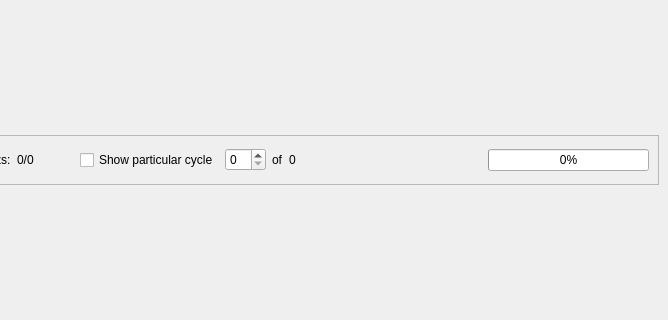
Old version of the form mainwindow.ui in the repository DulovDmitry/CVProc; both pictures show x 698 to 1366 and y 355 to 675 of the 1366 by 768 pixel window.
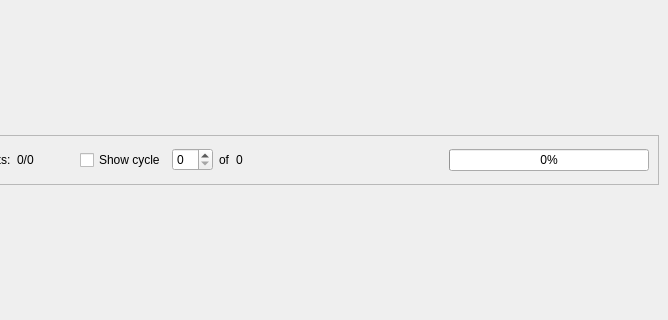
New version of the form.

```diff
--- a/mainwindow.ui
+++ b/mainwindow.ui
@@ -366,7 +366,7 @@
              <item>
               <widget class="QCheckBox" name="checkBox_particularCycle">
                <property name="text">
-                <string>Show particular cycle</string>
+                <string>Show cycle</string>
                </property>
               </widget>
              </item>
```
Left out of the diff: 9 changed lines with no effect on the pictures.
